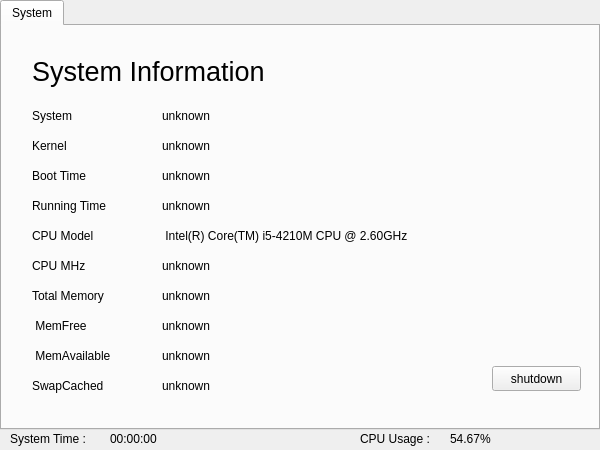
XeonL/MiniTaskManager, file mainwindow.ui: the form before one commit.
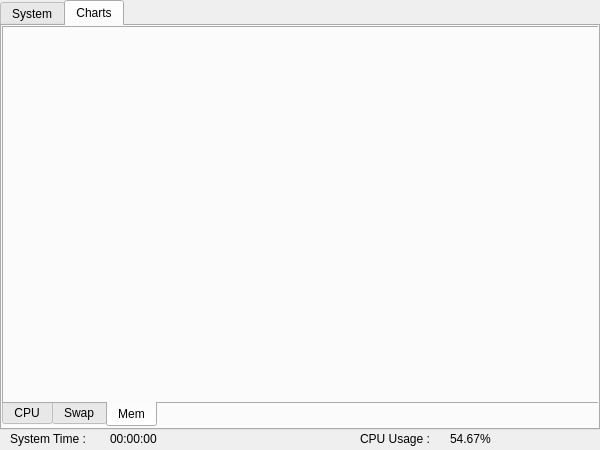
The form after the commit.

Commit message: cpu usage,memory usage and swap charts

Diff of the .ui file:
```diff
--- a/mainwindow.ui
+++ b/mainwindow.ui
@@ -24,7 +24,7 @@
      </rect>
     </property>
     <property name="currentIndex">
-     <number>0</number>
+     <number>1</number>
     </property>
     <widget class="QWidget" name="tab_system">
      <attribute name="title">
@@ -355,6 +355,84 @@
       </property>
      </widget>
     </widget>
+    <widget class="QWidget" name="tab_charts">
+     <attribute name="title">
+      <string>Charts</string>
+     </attribute>
+     <widget class="QTabWidget" name="tabWidget_2">
+      <property name="geometry">
+       <rect>
+        <x>0</x>
+        <y>0</y>
+        <width>601</width>
+        <height>401</height>
+       </rect>
+      </property>
+      <property name="contextMenuPolicy">
+       <enum>Qt::DefaultContextMenu</enum>
+      </property>
+      <property name="layoutDirection">
+       <enum>Qt::LeftToRight</enum>
+      </property>
+      <property name="tabPosition">
+       <enum>QTabWidget::South</enum>
+      </property>
+      <property name="tabShape">
+       <enum>QTabWidget::Rounded</enum>
+      </property>
+      <property name="currentIndex">
+       <number>2</number>
+      </property>
+      <widget class="QWidget" name="tab_2">
+       <attribute name="title">
+        <string>CPU</string>
+       </attribute>
+       <widget class="QWidget" name="verticalLayoutWidget">
+        <property name="geometry">
+         <rect>
+          <x>-1</x>
+          <y>0</y>
+          <width>601</width>
+          <height>371</height>
+         </rect>
+        </property>
+        <layout class="QVBoxLayout" name="verticalLayout_cpu"/>
+       </widget>
+      </widget>
+      <widget class="QWidget" name="tab_3">
+       <attribute name="title">
+        <string>Swap</string>
+       </attribute>
+       <widget class="QWidget" name="verticalLayoutWidget_2">
+        <property name="geometry">
+         <rect>
+          <x>-1</x>
+          <y>-1</y>
+          <width>601</width>
+          <height>371</height>
+         </rect>
+        </property>
+        <layout class="QVBoxLayout" name="verticalLayout_swap"/>
+       </widget>
+      </widget>
+      <widget class="QWidget" name="tab_4">
+       <attribute name="title">
+        <string>Mem</string>
+       </attribute>
+       <widget class="QWidget" name="verticalLayoutWidget_3">
+        <property name="geometry">
+         <rect>
+          <x>-1</x>
+          <y>-1</y>
+          <width>601</width>
+          <height>371</height>
+         </rect>
+        </property>
+        <layout class="QVBoxLayout" name="verticalLayout_mem"/>
+       </widget>
+      </widget>
+     </widget>
+    </widget>
    </widget>
    <widget class="QLabel" name="label_12">
     <property name="geometry">
```
The commit also changes 3 other files.
